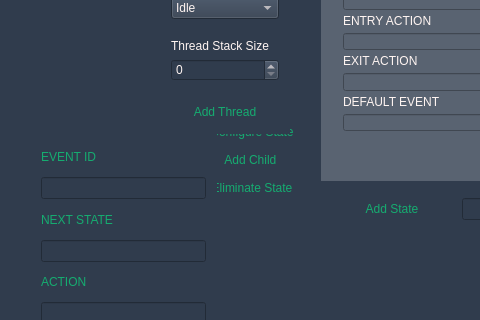
Before: the Qt Designer form Source/NFWizard2.ui in lreyesm/NEOWizard, drawn with Qt 5; both pictures show x 510 to 990 and y 254 to 574 of the 1280 by 800 pixel window.
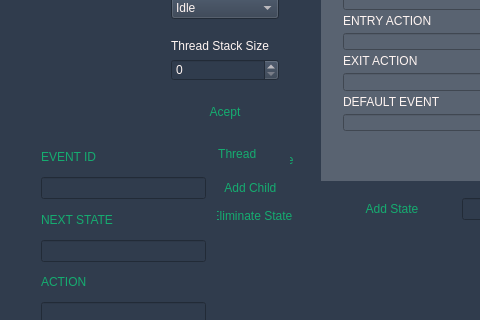
After: the same form once the commit is applied. Icons and pictures are not drawn.

Patch:
```diff
--- a/Source/NFWizard2.ui
+++ b/Source/NFWizard2.ui
@@ -936,6 +936,23 @@
        </item>
       </layout>
      </item>
+     <item>
+      <widget class="QPushButton" name="pb_acept_main_thread">
+       <property name="cursor">
+        <cursorShape>PointingHandCursor</cursorShape>
+       </property>
+       <property name="styleSheet">
+        <string notr="true">font: 12pt &quot;Segoe UI&quot;;
+color:  rgb(21, 172, 112);</string>
+       </property>
+       <property name="text">
+        <string>Acept</string>
+       </property>
+       <property name="flat">
+        <bool>true</bool>
+       </property>
+      </widget>
+     </item>
      <item>
       <widget class="QPushButton" name="pb_add_thread">
        <property name="cursor">
@@ -1798,7 +1815,7 @@
       <x>705</x>
       <y>300</y>
       <width>101</width>
-      <height>77</height>
+      <height>121</height>
      </rect>
     </property>
     <property name="cursor">
@@ -1826,6 +1843,24 @@
        </property>
       </widget>
      </item>
+     <item>
+      <widget class="QPushButton" name="pb_set_as_initial">
+       <property name="cursor">
+        <cursorShape>PointingHandCursor</cursorShape>
+       </property>
+       <property name="styleSheet">
+        <string notr="true">font:  10pt &quot;Segoe UI&quot;;
+border-color: rgb(21, 172, 112);
+color:  rgb(21, 172, 112);</string>
+       </property>
+       <property name="text">
+        <string>Set as Initial</string>
+       </property>
+       <property name="flat">
+        <bool>true</bool>
+       </property>
+      </widget>
+     </item>
      <item>
       <widget class="QPushButton" name="pb_configure_state">
        <property name="cursor">
```
Left out of the diff: 8 changed lines with no effect on the pictures.
